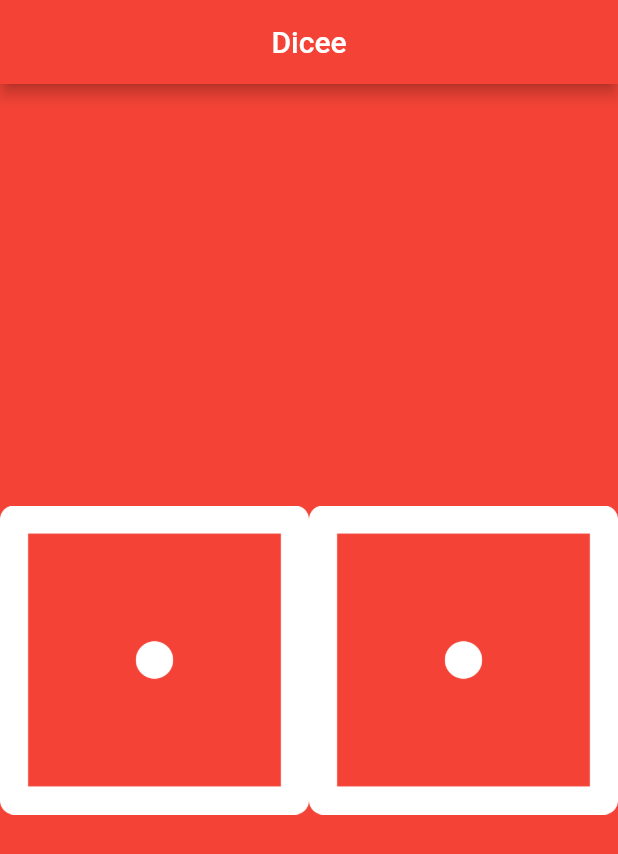
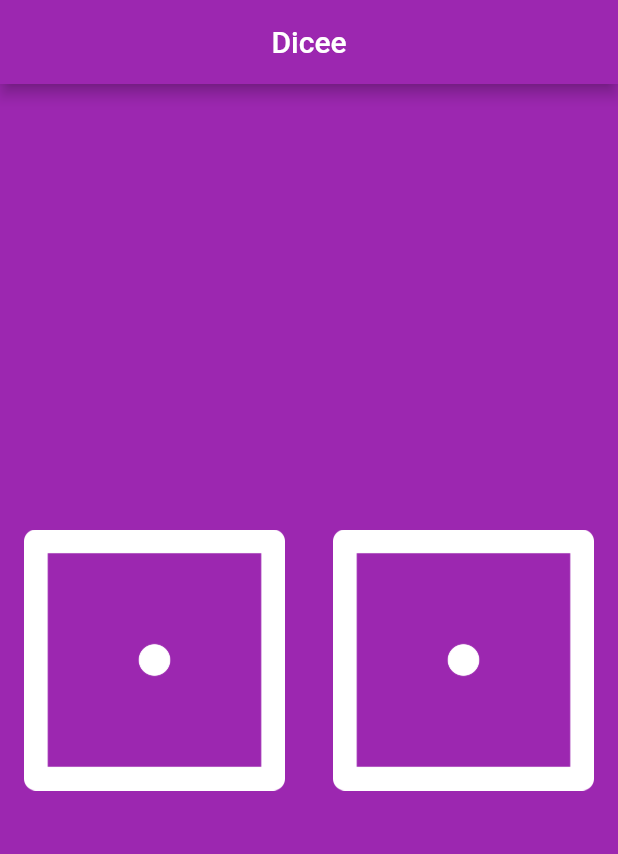
Before and after one commit to a-tiny-developer/dicee_app, a Flutter app: the screen it shows after launch, on a phone screen of 412 x 824 dp. Shown: the top 854 px of the screen. Run offline on Flutter 3.47's test engine with Material 2 defaults, Android fonts, the phone set to English and light mode, and no system bars.

Commit message:
Padding, and how to use intention actions

```diff
--- a/lib/screens/home.dart
+++ b/lib/screens/home.dart
@@ -6,10 +6,10 @@ class HomeScreen extends StatelessWidget {
   @override
   Widget build(BuildContext context) {
     return Scaffold(
-      backgroundColor: Colors.red,
+      backgroundColor: Colors.purple,
       appBar: AppBar(
         centerTitle: true,
-        backgroundColor: Colors.red,
+        backgroundColor: Colors.purple,
         title: const Text('Dicee'),
       ),
       body: const DicePage(),
@@ -26,10 +26,16 @@ class DicePage extends StatelessWidget {
       child: Row(
         children: [
           Expanded(
-            child: Image.asset('images/dice1.png'),
+            child: Padding(
+              padding: const EdgeInsets.all(16.0),
+              child: Image.asset('images/dice1.png'),
+            ),
           ),
           Expanded(
-            child: Image.asset('images/dice1.png'),
+            child: Padding(
+              padding: const EdgeInsets.all(16.0),
+              child: Image.asset('images/dice1.png'),
+            ),
           ),
         ],
       ),
```
